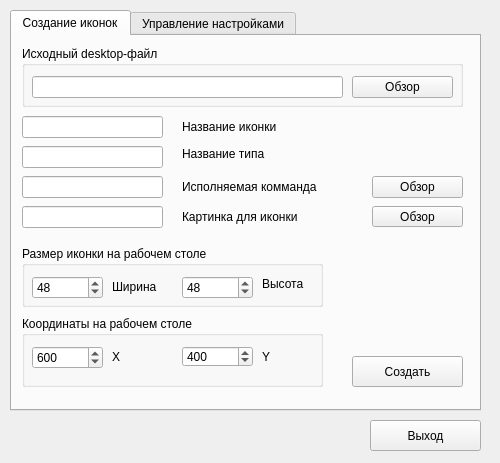
First picture: the form in idesk-x-set/mainwindow.ui, repository 150balbes/idesk-set, before the edit.
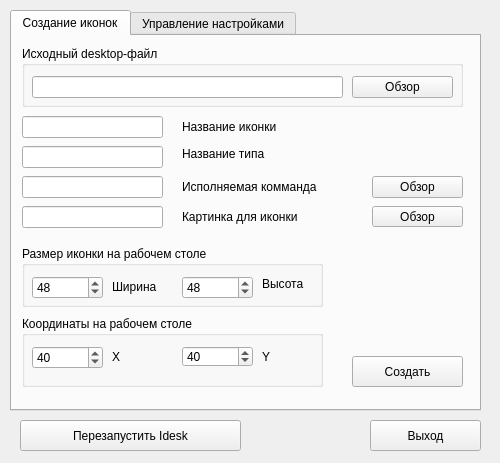
Second picture: the form after the edit.

```diff
--- a/idesk-x-set/mainwindow.ui
+++ b/idesk-x-set/mainwindow.ui
@@ -127,7 +127,7 @@
         <number>800</number>
        </property>
        <property name="value">
-        <number>600</number>
+        <number>40</number>
        </property>
       </widget>
       <widget class="QSpinBox" name="Idesk_Y">
@@ -143,7 +143,7 @@
         <number>600</number>
        </property>
        <property name="value">
-        <number>400</number>
+        <number>40</number>
        </property>
       </widget>
       <widget class="QLabel" name="label_4">
@@ -353,6 +353,19 @@
      </attribute>
     </widget>
    </widget>
+   <widget class="QPushButton" name="pushButton">
+    <property name="geometry">
+     <rect>
+      <x>20</x>
+      <y>420</y>
+      <width>221</width>
+      <height>31</height>
+     </rect>
+    </property>
+    <property name="text">
+     <string>Перезапустить Idesk</string>
+    </property>
+   </widget>
   </widget>
  </widget>
  <layoutdefault spacing="6" margin="11"/>
```
